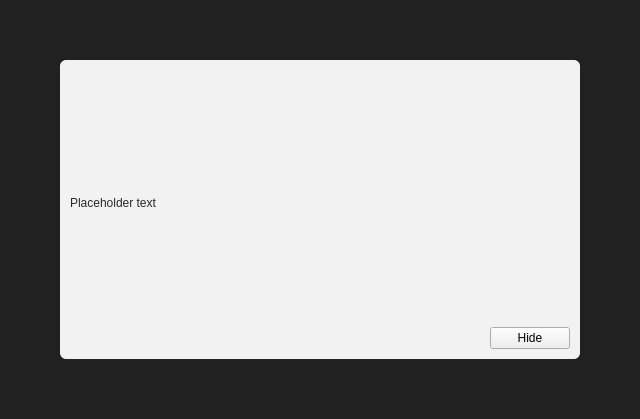
Before: the Qt Designer form src/qt/forms/syncoverlay.ui in frozenflux3/munt-official, drawn with Qt 5.
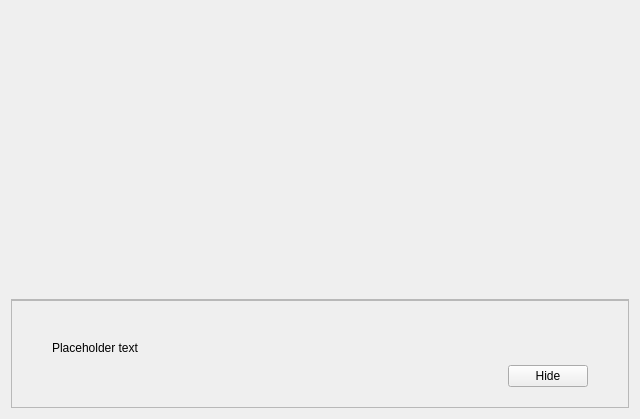
After: the same form once the commit is applied. Custom widgets are drawn as their Qt base class.

Commit message: UI: Update more styling including sync/warning overlay

```diff
--- a/src/qt/forms/syncoverlay.ui
+++ b/src/qt/forms/syncoverlay.ui
@@ -13,65 +13,83 @@
   <property name="windowTitle">
    <string>Form</string>
   </property>
-  <layout class="QVBoxLayout" name="verticalLayout" stretch="0">
+  <layout class="QVBoxLayout" name="verticalLayoutMain" stretch="1,0,0">
    <property name="spacing">
     <number>0</number>
    </property>
-   <property name="sizeConstraint">
-    <enum>QLayout::SetDefaultConstraint</enum>
-   </property>
-   <property name="leftMargin">
-    <number>0</number>
-   </property>
-   <property name="topMargin">
-    <number>0</number>
-   </property>
-   <property name="rightMargin">
-    <number>0</number>
-   </property>
-   <property name="bottomMargin">
-    <number>0</number>
-   </property>
+   <item>
+    <spacer name="verticalSpacer">
+     <property name="orientation">
+      <enum>Qt::Vertical</enum>
+     </property>
+     <property name="sizeHint" stdset="0">
+      <size>
+       <width>20</width>
+       <height>306</height>
+      </size>
+     </property>
+    </spacer>
+   </item>
+   <item>
+    <widget class="QFrame" name="horizontalLine">
+     <property name="minimumSize">
+      <size>
+       <width>0</width>
+       <height>1</height>
+      </size>
+     </property>
+     <property name="maximumSize">
+      <size>
+       <width>16777215</width>
+       <height>1</height>
+      </size>
+     </property>
+     <property name="frameShape">
+      <enum>QFrame::StyledPanel</enum>
+     </property>
+     <property name="frameShadow">
+      <enum>QFrame::Raised</enum>
+     </property>
+    </widget>
+   </item>
    <item>
-    <widget class="QWidget" name="bgWidget" native="true">
-     <property name="styleSheet">
-      <string notr="true">#bgWidget { background: rgba(0,0,0,220); }</string>
+    <widget class="QFrame" name="syncOverlayContent">
+     <property name="sizePolicy">
+      <sizepolicy hsizetype="Preferred" vsizetype="MinimumExpanding">
+       <horstretch>0</horstretch>
+       <verstretch>0</verstretch>
+      </sizepolicy>
      </property>
-     <layout class="QVBoxLayout" name="verticalLayoutMain" stretch="1">
-      <property name="leftMargin">
-       <number>60</number>
-      </property>
-      <property name="topMargin">
-       <number>60</number>
-      </property>
-      <property name="rightMargin">
-       <number>60</number>
-      </property>
-      <property name="bottomMargin">
-       <number>60</number>
-      </property>
-      <item>
-       <widget class="QWidget" name="contentWidget" native="true">
-        <property name="styleSheet">
-         <string notr="true">#contentWidget { background: rgba(255,255,255,240); border-radius: 6px; }
-
-QLabel { color: rgb(40,40,40);  }</string>
-        </property>
-        <layout class="QVBoxLayout" name="verticalLayoutSub" stretch="1,0">
+     <property name="minimumSize">
+      <size>
+       <width>0</width>
+       <height>0</height>
+      </size>
+     </property>
+     <property name="autoFillBackground">
+      <bool>true</bool>
+     </property>
+     <property name="frameShape">
+      <enum>QFrame::StyledPanel</enum>
+     </property>
+     <property name="frameShadow">
+      <enum>QFrame::Raised</enum>
+     </property>
+     <layout class="QVBoxLayout" name="verticalLayoutSub">
          <property name="spacing">
           <number>0</number>
          </property>
          <property name="leftMargin">
-          <number>10</number>
+       <number>40</number>
          </property>
          <property name="topMargin">
-          <number>10</number>
+       <number>20</number>
          </property>
          <property name="rightMargin">
-          <number>10</number>
+       <number>40</number>
          </property>
          <property name="bottomMargin">
-          <number>10</number>
+       <number>20</number>
          </property>
          <item>
           <layout class="QHBoxLayout" name="horizontalLayoutIconText" stretch="1">
@@ -135,9 +153,6 @@
             </widget>
            </item>
           </layout>
-         </item>
-        </layout>
-       </widget>
       </item>
      </layout>
     </widget>
```
Lines whose indentation alone changed are shown as unchanged. The commit also changes 5 other files.
